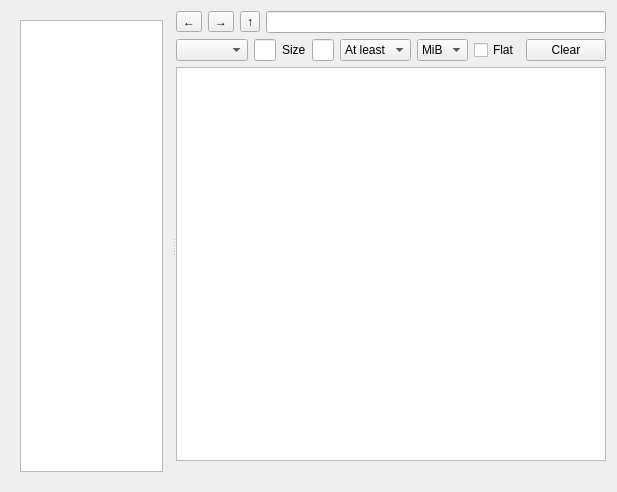
Before: the Qt Designer form eiskaltdcpp-qt/ui/UIShareBrowser.ui in adrianov/eiskaltdcpp, drawn with Qt 5.
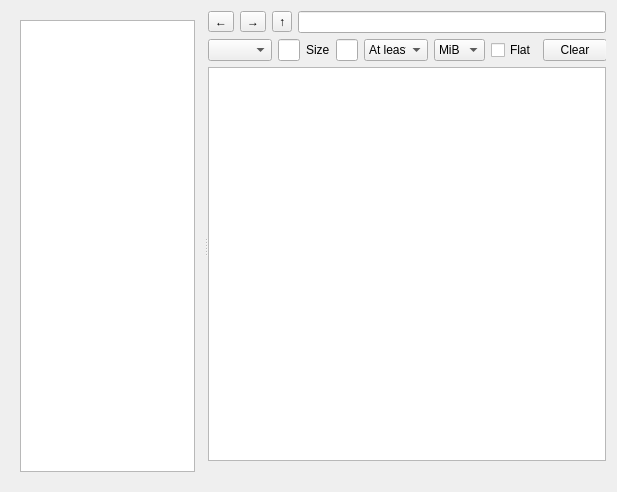
After: the same form once the commit is applied. Custom widgets are drawn as their Qt base class.

Commit message: refactor: extract ShareListColumns for share browser column policy

Diff of the .ui file:
```diff
--- a/eiskaltdcpp-qt/ui/UIShareBrowser.ui
+++ b/eiskaltdcpp-qt/ui/UIShareBrowser.ui
@@ -56,11 +56,17 @@
      </widget>
      <widget class="QFrame" name="frame">
       <property name="sizePolicy">
-       <sizepolicy hsizetype="Preferred" vsizetype="Preferred">
+       <sizepolicy hsizetype="Ignored" vsizetype="Preferred">
         <horstretch>40</horstretch>
         <verstretch>0</verstretch>
        </sizepolicy>
       </property>
+      <property name="minimumSize">
+       <size>
+        <width>160</width>
+        <height>0</height>
+       </size>
+      </property>
       <property name="frameShape">
        <enum>QFrame::NoFrame</enum>
       </property>
```
The commit also changes 9 other files.
